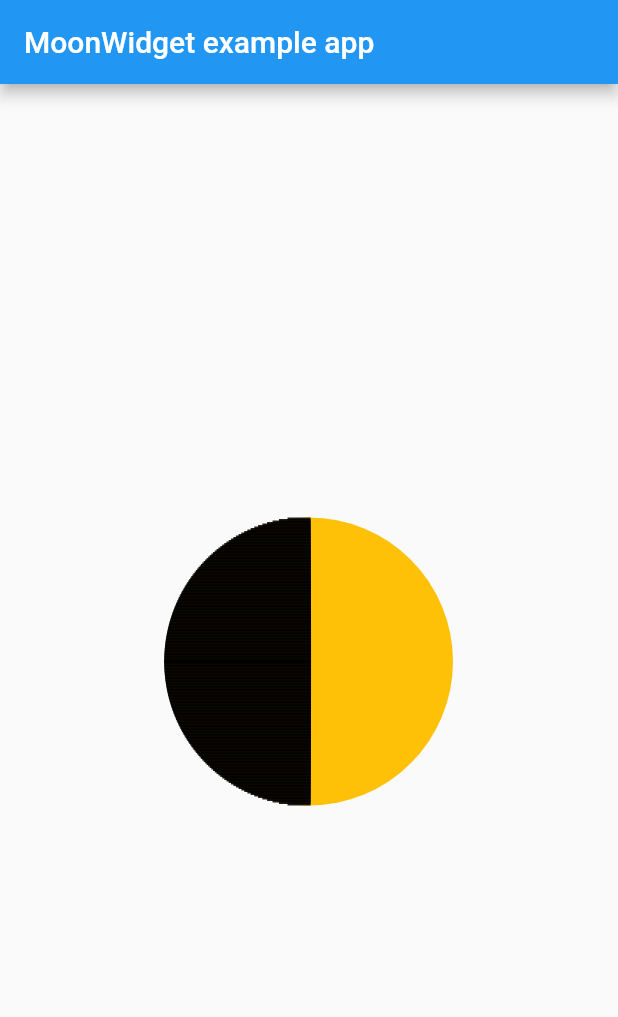
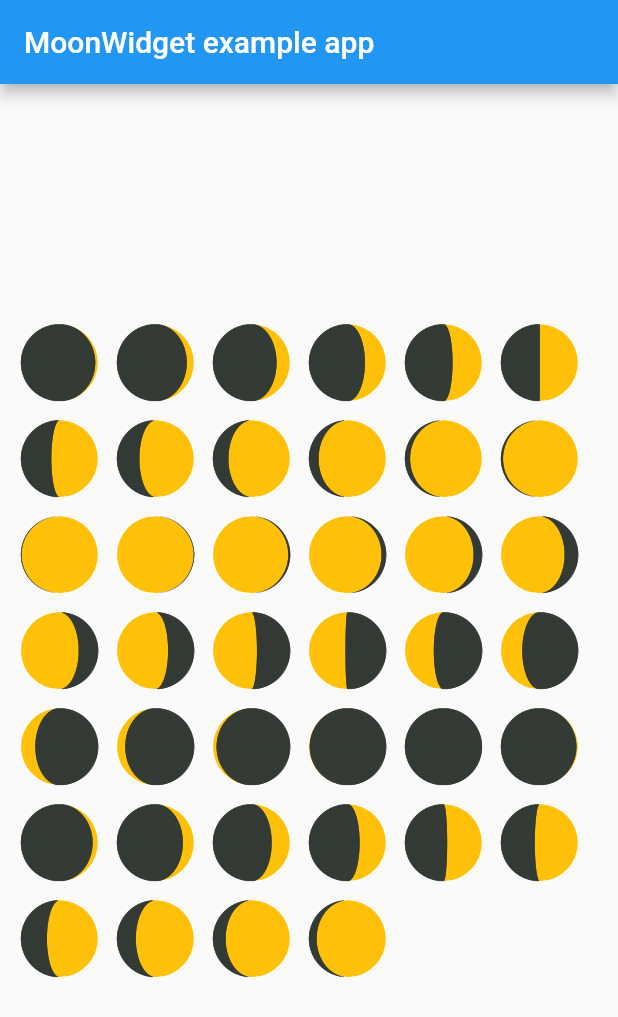
Before and after one commit to enoosoft/moon_phase, a Flutter app: the screen it shows after launch, on a phone screen of 412 x 824 dp. Shown: the top 1017 px of the screen. Run offline on Flutter 3.47's test engine with Material 2 defaults, Android fonts, the light colour scheme and no system bars.

Commit message:
update example app

```diff
--- a/example/lib/main.dart
+++ b/example/lib/main.dart
@@ -1,8 +1,4 @@
 import 'package:flutter/material.dart';
-import 'dart:async';
-
-import 'package:flutter/services.dart';
-import 'package:moon_phase/moon_phase.dart';
 import 'package:moon_phase/moon_widget.dart';
 
 void main() {
@@ -30,14 +26,32 @@ class _MyAppState extends State<MyApp> {
           title: const Text('MoonWidget example app'),
         ),
         body: Center(
-          child: SizedBox(
-            child: MoonWidget(
-              date: DateTime.now().add(const Duration(days: 5)),
-              scale: 1,
+          child: Padding(
+            padding: const EdgeInsets.all(10),
+            child: Wrap(
+              direction: Axis.horizontal,
+              children: _moonPhases(),
             ),
           ),
         ),
       ),
     );
   }
+
+  _moonPhases() {
+    var _list = <Widget>[];
+    for (int i = 0; i < 40; i++) {
+      _list.add(
+        MoonWidget(
+          date: DateTime.now().add(Duration(days: i)),
+          resolution: 128,
+          size: 64,
+          scale: 0.2,
+          moonColor: Colors.amber,
+          earthshineColor: Colors.blueGrey.shade900,
+        ),
+      );
+    }
+    return _list;
+  }
 }
--- a/lib/moon_widget.dart
+++ b/lib/moon_widget.dart
@@ -8,23 +8,37 @@ import 'moon_painter.dart';
 
 class MoonWidget extends StatelessWidget {
   final DateTime date;
+
+  ///Determine the size of the moon widget container
+  final double size;
+
+  ///Adjust the size. 1 is resolution x 2.
   final double scale;
-  final double radius;
+
+  ///resolution will be the moon radius
+  final double resolution;
+  final Color moonColor;
+  final Color earthshineColor;
 
   const MoonWidget({
     Key? key,
     required this.date,
+    this.size = 36,
     this.scale = 0.22,
-    this.radius = 96,
+    this.resolution = 96,
+    this.moonColor = Colors.amber,
+    this.earthshineColor = Colors.black87,
   }) : super(key: key);
 
   @override
   Widget build(BuildContext context) {
     return SizedBox(
+      width: size,
+      height: size,
       child: Transform.scale(
         scale: scale,
         child: CustomPaint(
-          painter: MoonPainter(date: date, radius: radius),
+          painter: MoonPainter(moonWidget: this),
         ),
       ),
     );
--- a/pubspec.yaml
+++ b/pubspec.yaml
@@ -12,9 +12,9 @@ dependencies:
     sdk: flutter
 
 dev_dependencies:
+  flutter_lints: ^1.0.0
   flutter_test:
     sdk: flutter
-  flutter_lints: ^1.0.0
 
 flutter:
   plugin:
```
Also changed, not shown: lib/moon_painter.dart (+9 -10 lines), 1 other file.
